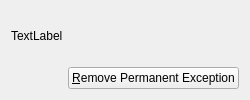
Before: the Qt Designer form 2.x/UI/dooble_certificate_exceptions_menu_widget.ui in textbrowser/dooble, drawn with Qt 5.
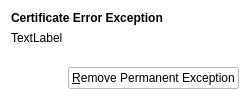
After: the same form once the commit is applied.

Commit message: Certificate errors.

The edit to the form file:
```diff
--- a/2.x/UI/dooble_certificate_exceptions_menu_widget.ui
+++ b/2.x/UI/dooble_certificate_exceptions_menu_widget.ui
@@ -13,7 +13,26 @@
   <property name="windowTitle">
    <string>Form</string>
   </property>
+  <property name="styleSheet">
+   <string notr="true">QWidget {background-color: white;}</string>
+  </property>
   <layout class="QVBoxLayout" name="verticalLayout">
+   <item>
+    <widget class="QLabel" name="label_3">
+     <property name="font">
+      <font>
+       <weight>75</weight>
+       <bold>true</bold>
+      </font>
+     </property>
+     <property name="styleSheet">
+      <string notr="true">QLabel {border: none;}</string>
+     </property>
+     <property name="text">
+      <string>Certificate Error Exception</string>
+     </property>
+    </widget>
+   </item>
    <item>
     <widget class="QLabel" name="label">
      <property name="text">
@@ -24,6 +43,19 @@
      </property>
     </widget>
    </item>
+   <item>
+    <spacer name="verticalSpacer">
+     <property name="orientation">
+      <enum>Qt::Vertical</enum>
+     </property>
+     <property name="sizeHint" stdset="0">
+      <size>
+       <width>20</width>
+       <height>40</height>
+      </size>
+     </property>
+    </spacer>
+   </item>
    <item>
     <layout class="QHBoxLayout" name="horizontalLayout">
      <item>
```
The commit also changes 8 other files.
